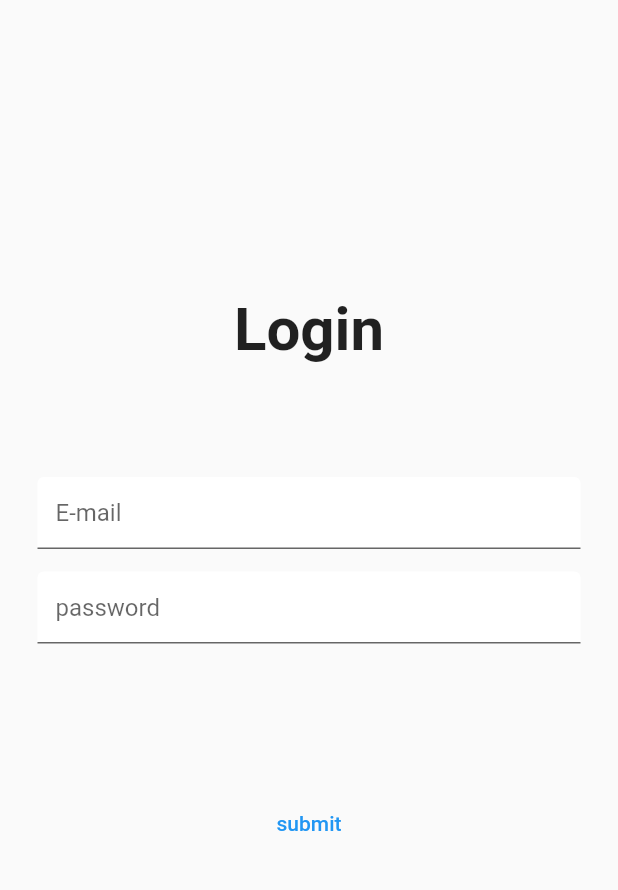
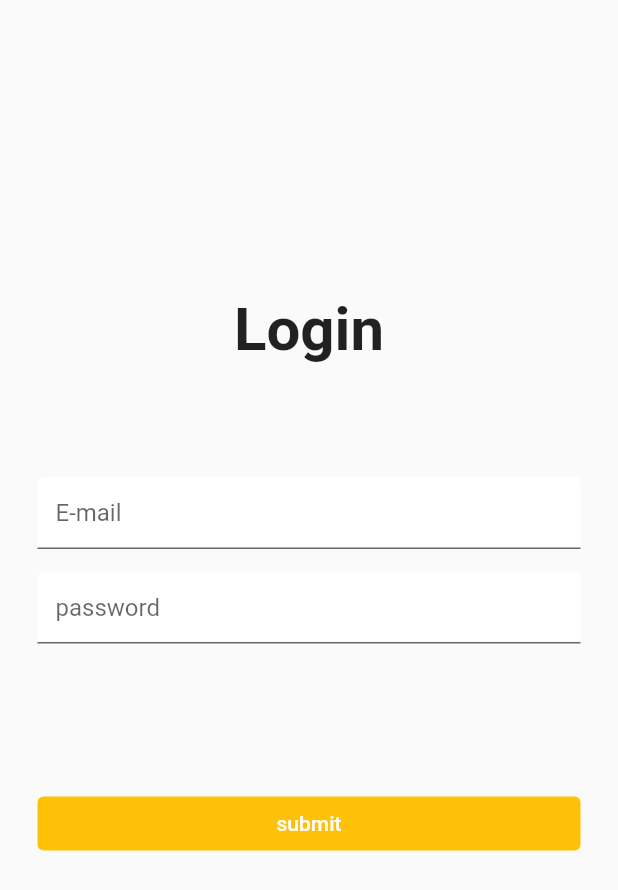
Before and after one commit to Abdelrhman9623/Place_App, a Flutter app: the screen it shows after launch, on a phone screen of 412 x 824 dp. Shown: the top 890 px of the screen. Run offline on Flutter 3.47's test engine with Material 2 defaults, Android fonts, the phone set to English and light mode, and no system bars; our stand-ins replace location.

Commit message:
final Update

```diff
--- a/lib/screens/addLocation.dart
+++ b/lib/screens/addLocation.dart
@@ -105,6 +105,7 @@ class _AddNewLocationState extends State<AddNewLocation> {
               ),
               Container(
                 child: TextFormField(
+                  keyboardType: TextInputType.number,
                   decoration: InputDecoration(
                       fillColor: Colors.white,
                       focusColor: Color(0xfffea13b),
@@ -126,6 +127,7 @@ class _AddNewLocationState extends State<AddNewLocation> {
               ),
               Container(
                 child: TextFormField(
+                  keyboardType: TextInputType.number,
                   decoration: InputDecoration(
                       fillColor: Colors.white,
                       focusColor: Color(0xfffea13b),
--- a/lib/screens/auth/loginScreen.dart
+++ b/lib/screens/auth/loginScreen.dart
@@ -119,7 +119,14 @@ class _LoginScreenState extends State<LoginScreen> {
                 ],
               ),
             ),
-            TextButton(onPressed: _submit, child: Text('submit'))
+            TextButton(
+              onPressed: _submit,
+              child: Text('submit'),
+              style: TextButton.styleFrom(
+                  padding: EdgeInsets.symmetric(vertical: 10, horizontal: 20),
+                  primary: Colors.white,
+                  backgroundColor: Colors.amber),
+            )
           ],
         ),
       ),
--- a/lib/screens/homeScreen.dart
+++ b/lib/screens/homeScreen.dart
@@ -70,7 +70,7 @@ class _HomeScreenState extends State<HomeScreen> {
           setState(() {
             empolyeeName = '';
             _isLoading = false;
-            _locationId = '';
+            _locationId = null;
             _locationName = '';
             _date = '';
             _time = '';
--- a/lib/widgets/officeItem.dart
+++ b/lib/widgets/officeItem.dart
@@ -27,7 +27,7 @@ class OfficeItem extends StatelessWidget {
                       Text('Longitude: ${items.longitude.toStringAsFixed(5)}'),
                     ],
                   ),
-                  Text('Range: ${items.radius} M'),
+                  Text('Radius: ${items.radius} M'),
                 ],
               ),
 
```
